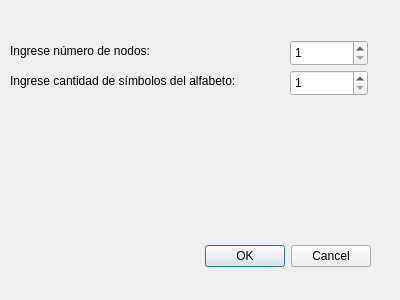
The window that GUI/Proyecto-Atomatas-GUI/ventanaingreso.ui (Santasy/Proyecto-Automatas) describes before a commit, drawn with Qt 5.
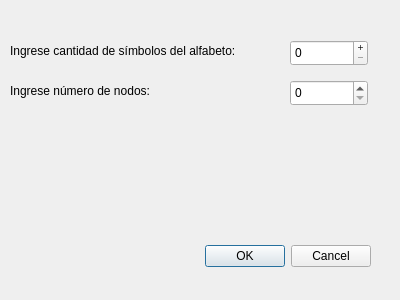
The same window after the commit.

```diff
--- a/GUI/Proyecto-Atomatas-GUI/ventanaingreso.ui
+++ b/GUI/Proyecto-Atomatas-GUI/ventanaingreso.ui
@@ -36,7 +36,7 @@
    <property name="geometry">
     <rect>
      <x>10</x>
-     <y>40</y>
+     <y>80</y>
      <width>171</width>
      <height>21</height>
     </rect>
@@ -49,7 +49,7 @@
    <property name="geometry">
     <rect>
      <x>10</x>
-     <y>70</y>
+     <y>40</y>
      <width>261</width>
      <height>21</height>
     </rect>
@@ -62,26 +62,35 @@
    <property name="geometry">
     <rect>
      <x>290</x>
-     <y>40</y>
+     <y>80</y>
      <width>78</width>
      <height>26</height>
     </rect>
    </property>
    <property name="minimum">
+    <number>0</number>
+   </property>
+   <property name="singleStep">
     <number>1</number>
    </property>
   </widget>
   <widget class="QSpinBox" name="nSimbolosQSB">
+   <property name="enabled">
+    <bool>true</bool>
+   </property>
    <property name="geometry">
     <rect>
      <x>290</x>
-     <y>70</y>
+     <y>40</y>
      <width>78</width>
      <height>26</height>
     </rect>
    </property>
+   <property name="buttonSymbols">
+    <enum>QAbstractSpinBox::PlusMinus</enum>
+   </property>
    <property name="minimum">
-    <number>1</number>
+    <number>0</number>
    </property>
   </widget>
  </widget>
```
